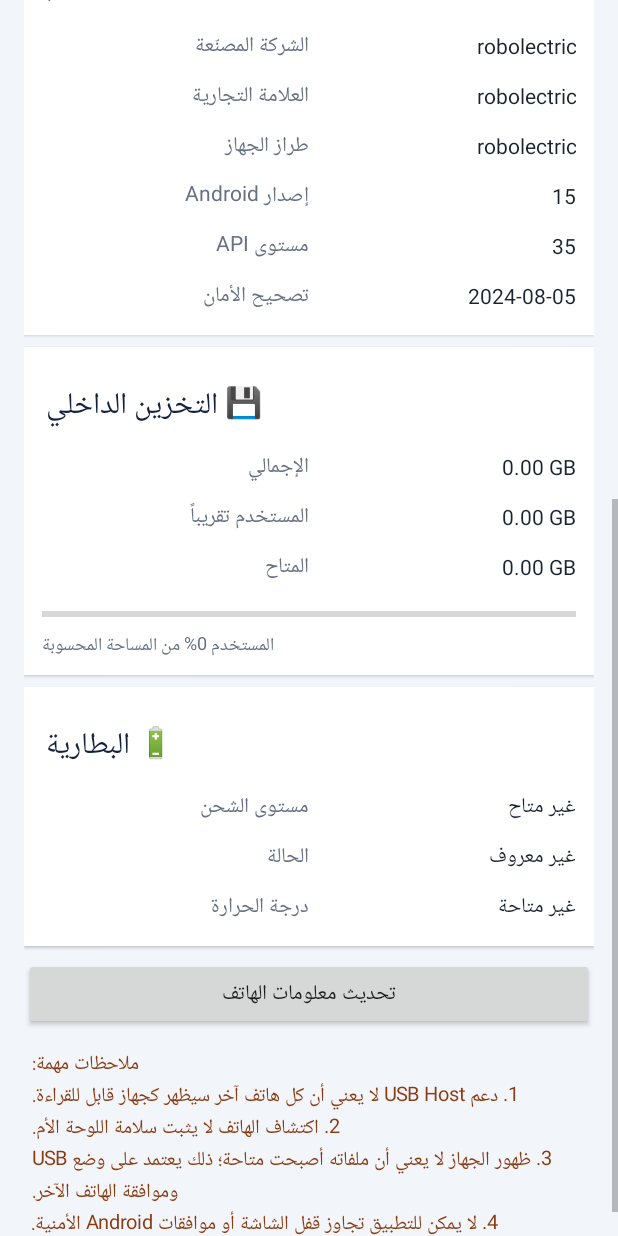
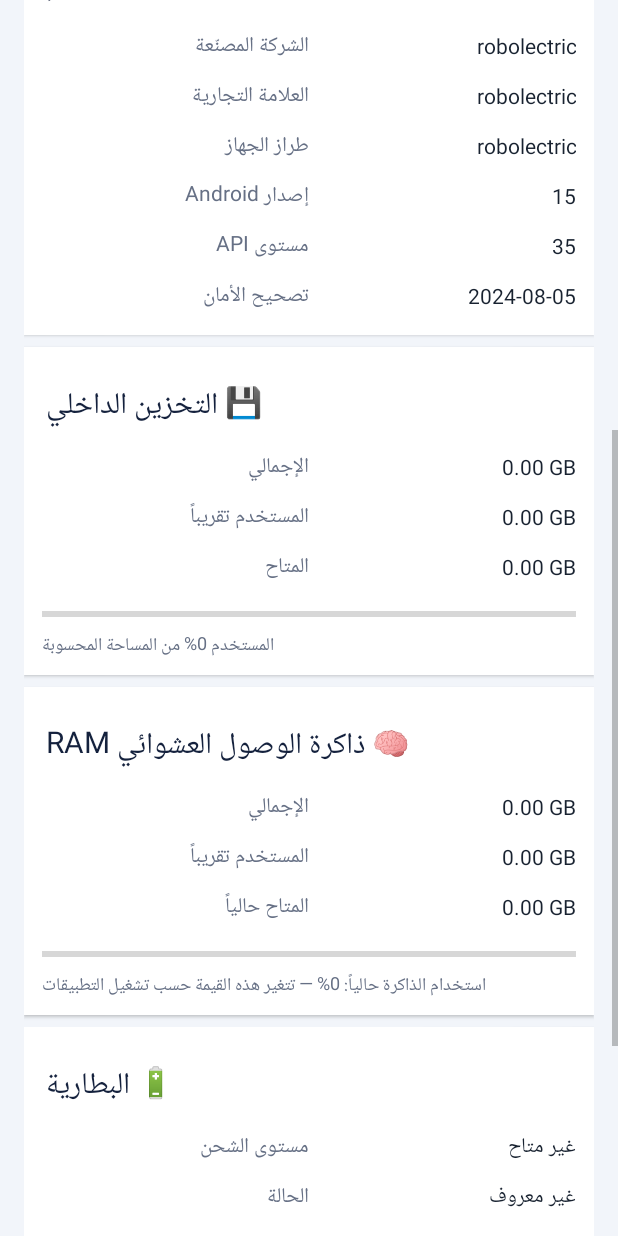
Before and after one commit to Salah1m/Phone-Doctor, an Android app: the screen it shows after launch (MainActivity), scrolled down 576 dp, on a phone screen of 412 x 824 dp. Run offline under Robolectric (Android 15) with nearby library versions, the phone set to English and light mode, and no system bars.

Commit message:
Add live RAM usage diagnostics

```diff
--- a/app/src/main/java/com/phonedoctor/MainActivity.kt
+++ b/app/src/main/java/com/phonedoctor/MainActivity.kt
@@ -1,6 +1,7 @@
 package com.phonedoctor
 
 import android.app.Activity
+import android.app.ActivityManager
 import android.content.Intent
 import android.content.pm.PackageManager
 import android.hardware.usb.UsbManager
@@ -212,6 +213,34 @@ class MainActivity : Activity() {
         storageCard.addView(storageCaption)
         phoneInfo.addView(storageCard)
 
+        val activityManager = getSystemService(ACTIVITY_SERVICE) as ActivityManager
+        val memoryInfo = ActivityManager.MemoryInfo()
+        activityManager.getMemoryInfo(memoryInfo)
+        val ramTotal = memoryInfo.totalMem
+        val ramAvailable = memoryInfo.availMem
+        val ramUsed = (ramTotal - ramAvailable).coerceAtLeast(0L)
+        val ramUsedPercent = if (ramTotal > 0L) ((ramUsed * 100L) / ramTotal).toInt().coerceIn(0, 100) else 0
+
+        val ramCard = makeCard()
+        ramCard.addView(sectionTitle("🧠 ذاكرة الوصول العشوائي RAM"))
+        addInfoRow(ramCard, "الإجمالي", formatBytes(ramTotal))
+        addInfoRow(ramCard, "المستخدم تقريباً", formatBytes(ramUsed))
+        addInfoRow(ramCard, "المتاح حالياً", formatBytes(ramAvailable))
+        ramCard.addView(ProgressBar(this, null, android.R.attr.progressBarStyleHorizontal).apply {
+            max = 100
+            progress = ramUsedPercent
+            setPadding(0, 10, 0, 4)
+        })
+        val ramCaption = TextView(this).apply {
+            text = "استخدام الذاكرة حالياً: $ramUsedPercent% — تتغير هذه القيمة حسب تشغيل التطبيقات"
+            textSize = 12f
+            setTextColor(0xFF667085.toInt())
+            gravity = Gravity.END
+            textDirection = View.TEXT_DIRECTION_RTL
+        }
+        ramCard.addView(ramCaption)
+        phoneInfo.addView(ramCard)
+
         val batteryCard = makeCard()
         batteryCard.addView(sectionTitle("🔋 البطارية"))
         addInfoRow(batteryCard, "مستوى الشحن", if (batteryPercent >= 0) "$batteryPercent%" else "غير متاح")
```
